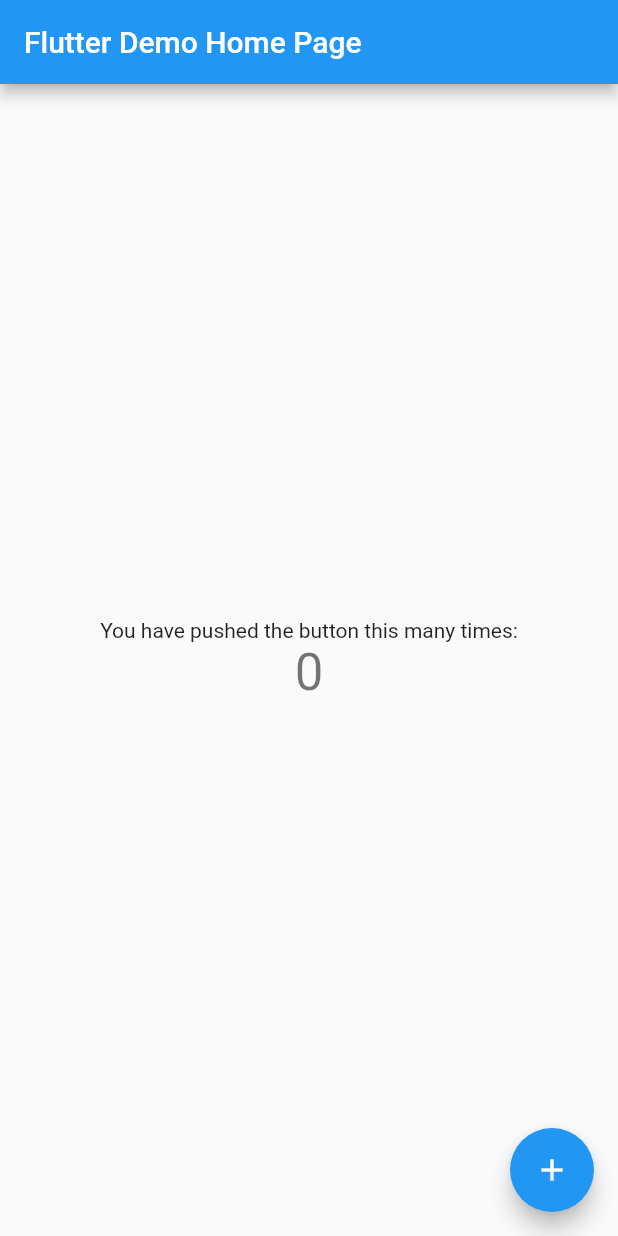
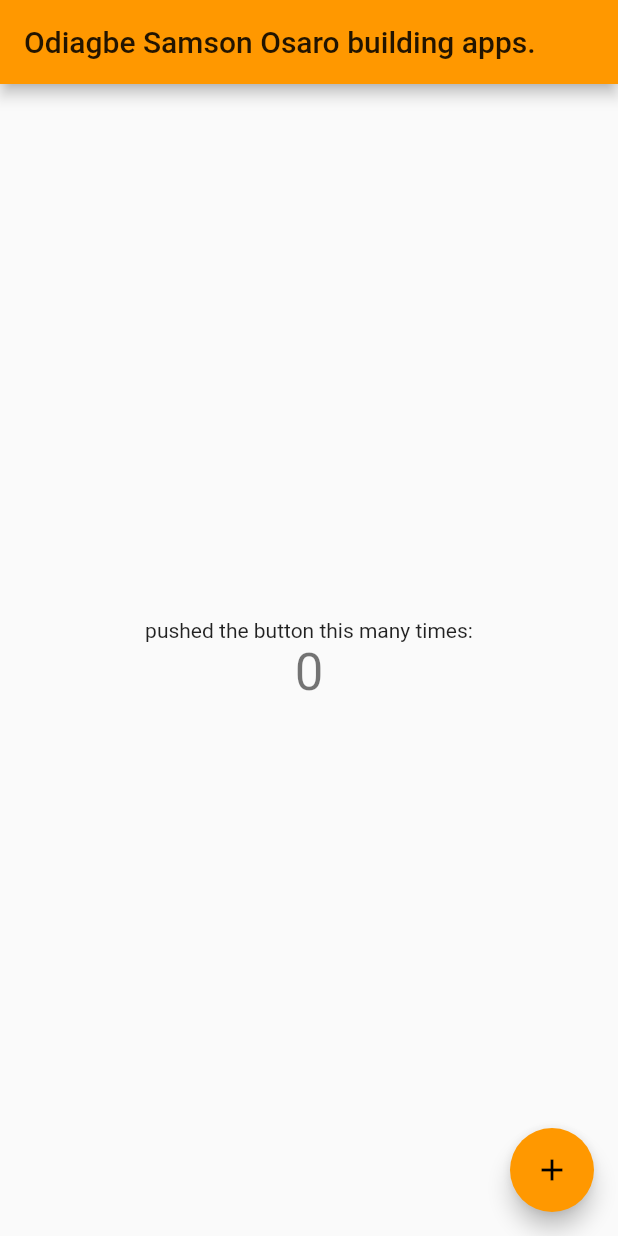
Before and after one commit to sammyodiagbe/flutter-journey, a Flutter app: the screen it shows after launch, on a phone screen of 412 x 824 dp. Run offline on Flutter 3.47's test engine with Material 2 defaults, Android fonts, the phone set to English and light mode, and no system bars.

Commit message:
tweaks in rida app

```diff
--- a/rida/lib/main.dart
+++ b/rida/lib/main.dart
@@ -20,9 +20,10 @@ class MyApp extends StatelessWidget {
         // or simply save your changes to "hot reload" in a Flutter IDE).
         // Notice that the counter didn't reset back to zero; the application
         // is not restarted.
-        primarySwatch: Colors.blue,
+        primarySwatch: Colors.orange,
       ),
-      home: MyHomePage(title: 'Flutter Demo Home Page'),
+      debugShowCheckedModeBanner: false,
+      home: MyHomePage(title: 'Odiagbe Samson Osaro building apps.'),
     );
   }
 }
@@ -94,7 +95,7 @@ class _MyHomePageState extends State<MyHomePage> {
           mainAxisAlignment: MainAxisAlignment.center,
           children: <Widget>[
             Text(
-              'You have pushed the button this many times:',
+              'pushed the button this many times:',
             ),
             Text(
               '$_counter',
```
